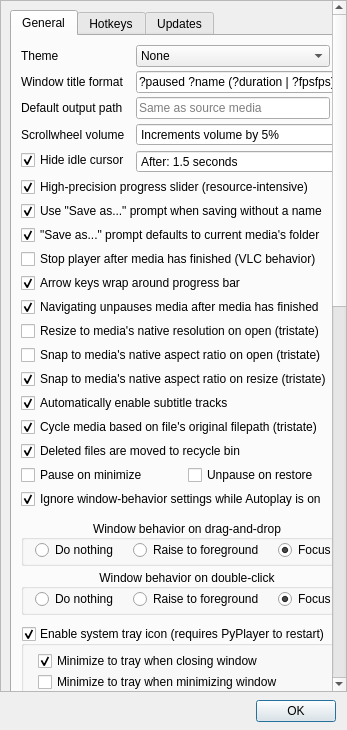
This is bin/window_settings.ui in thisismy-github/pyplayer as Qt 5 draws it before an edit. The edited form follows.
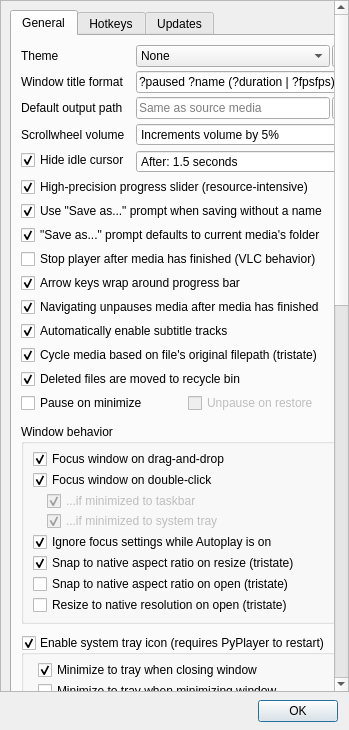
This is the edited form. Custom widgets are drawn as their Qt base class.

Commit message:
Refactored/reorganized settings dialog
The settings dialog has been adjusted for the new focusing refactor.
Raise-window settings have been removed and settings for focusing
while minimized/hidden have been added. All settings related to
window behavior while opening media have been consolidated into one
QGroupBox. The dialog is now slightly wider, and clicked(bool) signals
now use toggled(bool) for correct behavior while loading config files.

The edit to the form file:
```diff
--- a/bin/window_settings.ui
+++ b/bin/window_settings.ui
@@ -6,7 +6,7 @@
    <rect>
     <x>0</x>
     <y>0</y>
-    <width>347</width>
+    <width>349</width>
     <height>730</height>
    </rect>
   </property>
@@ -59,7 +59,7 @@
         <x>0</x>
         <y>0</y>
         <width>334</width>
-        <height>1447</height>
+        <height>1462</height>
        </rect>
       </property>
       <layout class="QVBoxLayout" name="verticalLayout_4">
@@ -406,77 +406,6 @@
               </widget>
              </item>
              <item row="11" column="0" colspan="2">
-              <widget class="QCheckBox" name="checkResizeOnOpen">
-               <property name="toolTip">
-                <string>Tristate:
-
-Fully checked - the window will be immediately resized
-to match the media's native resolution upon opening it,
-as long as it's not larger than your screen.
-
-Partially checked - the window will only be
-resized for the first media file you open.</string>
-               </property>
-               <property name="text">
-                <string>Resize to media's native resolution on open (tristate)</string>
-               </property>
-               <property name="tristate">
-                <bool>true</bool>
-               </property>
-              </widget>
-             </item>
-             <item row="12" column="0" colspan="2">
-              <widget class="QCheckBox" name="checkSnapOnOpen">
-               <property name="toolTip">
-                <string>Tristate:
-
-Fully checked - the window will be immediately resized
-to match the media's native aspect ratio upon opening it,
-without shrinking/enlarging to match the media's resolution.
-
-Partially checked - the window will only be resized for the
-first media file you open.</string>
-               </property>
-               <property name="text">
-                <string>Snap to media's native aspect ratio on open (tristate)</string>
-               </property>
-               <property name="tristate">
-                <bool>true</bool>
-               </property>
-              </widget>
-             </item>
-             <item row="13" column="0" colspan="2">
-              <widget class="QCheckBox" name="checkSnapOnResize">
-               <property name="toolTip">
-                <string>Hold Shift while resizing to always shrink the window.
-Hold Ctrl while resizing to trigger the opposite behavior (snap
-while snap is disabled, or don't snap while snap is enabled).
-
-Tristate:
-
-Fully checked: window will snap to the media's native aspect
-ratio after resizing, so that no black bars appear.
-
-Partially checked (experimental): window will have a choppy
-animated transition while snapping. This was discovered by
-accident, but I couldn't let it go to waste.
-
-Note: The window will only correct itself once you've stopped
-manually resizing it. This is intentional, and is done as a work-
-around for unwanted Qt/VLC behavior.</string>
-               </property>
-               <property name="text">
-                <string>Snap to media's native aspect ratio on resize (tristate)</string>
-               </property>
-               <property name="checked">
-                <bool>true</bool>
-               </property>
-               <property name="tristate">
-                <bool>true</bool>
-               </property>
-              </widget>
-             </item>
-             <item row="14" column="0" colspan="2">
               <widget class="QCheckBox" name="checkAutoEnableSubtitles">
                <property name="toolTip">
                 <string>If checked, subtitle tracks will be automatically
@@ -491,7 +420,33 @@
                </property>
               </widget>
              </item>
-             <item row="16" column="0" colspan="2">
+             <item row="12" column="0" colspan="2">
+              <widget class="QCheckBox" name="checkCycleRememberOriginalPath">
+               <property name="toolTip">
+                <string>Tristate:
+
+Fully checked: media that is renamed and/or edited will act
+as if it were in its original place when attempting to cycle to
+the next or previous media media file in the current folder.
+
+Partially checked: ditto, but only for renaming, not editing.
+
+Example: If there are 10 files in a folder, and you're playing
+file #5, but then rename it so that it becomes file #1, the
+next file that will play will still be file #6.</string>
+               </property>
+               <property name="text">
+                <string>Cycle media based on file's original filepath (tristate)</string>
+               </property>
+               <property name="checked">
+                <bool>true</bool>
+               </property>
+               <property name="tristate">
+                <bool>true</bool>
+               </property>
+              </widget>
+             </item>
+             <item row="13" column="0" colspan="2">
               <widget class="QCheckBox" name="checkRecycleBin">
                <property name="toolTip">
                 <string>If checked, files marked for deletion are sent to your computer's
@@ -505,7 +460,7 @@
                </property>
               </widget>
              </item>
-             <item row="17" column="0" colspan="2">
+             <item row="14" column="0" colspan="2">
               <layout class="QHBoxLayout" name="horizontalLayout_8">
                <item>
                 <widget class="QCheckBox" name="checkMinimizePause">
@@ -519,6 +474,9 @@
                </item>
                <item>
                 <widget class="QCheckBox" name="checkMinimizeRestore">
+                 <property name="enabled">
+                  <bool>false</bool>
+                 </property>
                  <property name="toolTip">
                   <string>If checked, media will automatically unpause when restoring the window,
 but only if the media had not been paused prior to minimizing.</string>
@@ -530,46 +488,6 @@
                </item>
               </layout>
              </item>
-             <item row="18" column="0" colspan="2">
-              <widget class="QCheckBox" name="checkIgnoreRaiseWithAutoplay">
-               <property name="toolTip">
-                <string>If checked, files that are opened through
-autoplay will never raise or focus the window.</string>
-               </property>
-               <property name="text">
-                <string>Ignore window-behavior settings while Autoplay is on</string>
-               </property>
-               <property name="checked">
-                <bool>true</bool>
-               </property>
-              </widget>
-             </item>
-             <item row="15" column="0" colspan="2">
-              <widget class="QCheckBox" name="checkCycleRememberOriginalPath">
-               <property name="toolTip">
-                <string>Tristate:
-
-Fully checked: media that is renamed and/or edited will act
-as if it were in its original place when attempting to cycle to
-the next or previous media media file in the current folder.
-
-Partially checked: ditto, but only for renaming, not editing.
-
-Example: If there are 10 files in a folder, and you're playing
-file #5, but then rename it so that it becomes file #1, the
-next file that will play will still be file #6.</string>
-               </property>
-               <property name="text">
-                <string>Cycle media based on file's original filepath (tristate)</string>
-               </property>
-               <property name="checked">
-                <bool>true</bool>
-               </property>
-               <property name="tristate">
-                <bool>true</bool>
-               </property>
-              </widget>
-             </item>
             </layout>
            </item>
            <item>
@@ -586,162 +504,41 @@
              <item>
               <widget class="QGroupBox" name="groupBox">
                <property name="title">
-                <string>Window behavior on drag-and-drop</string>
+                <string>Window behavior</string>
                </property>
-               <property name="alignment">
-                <set>Qt::AlignCenter</set>
-               </property>
-               <property name="flat">
-                <bool>true</bool>
-               </property>
-               <layout class="QHBoxLayout" name="horizontalLayout_3">
+               <layout class="QVBoxLayout" name="verticalLayout_7">
                 <property name="spacing">
-                 <number>3</number>
+                 <number>1</number>
                 </property>
                 <property name="leftMargin">
-                 <number>3</number>
+                 <number>9</number>
                 </property>
                 <property name="topMargin">
-                 <number>0</number>
+                 <number>5</number>
                 </property>
                 <property name="rightMargin">
-                 <number>3</number>
+                 <number>0</number>
                 </property>
                 <property name="bottomMargin">
-                 <number>3</number>
+                 <number>6</number>
                 </property>
                 <item>
-                 <widget class="QRadioButton" name="radioDrop">
-                  <property name="sizePolicy">
-                   <sizepolicy hsizetype="Maximum" vsizetype="Fixed">
-                    <horstretch>0</horstretch>
-                    <verstretch>0</verstretch>
-                   </sizepolicy>
-                  </property>
-                  <property name="toolTip">
-                   <string>If checked, dragging-and-dropping media will leave the window in its current position and focus-state.</string>
-                  </property>
-                  <property name="text">
-                   <string>Do nothing </string>
-                  </property>
-                 </widget>
-                </item>
-                <item>
-                 <widget class="QRadioButton" name="radioDropRaise">
-                  <property name="sizePolicy">
-                   <sizepolicy hsizetype="Maximum" vsizetype="Fixed">
-                    <horstretch>0</horstretch>
-                    <verstretch>0</verstretch>
-                   </sizepolicy>
-                  </property>
-                  <property name="toolTip">
-                   <string>If checked, dragging-and-dropping media will raise the window.
-This brings the window to the foreground, if it wasn't already.</string>
-                  </property>
-                  <property name="text">
-                   <string>Raise to foreground </string>
-                  </property>
-                 </widget>
-                </item>
-                <item>
-                 <widget class="QRadioButton" name="radioDropFocus">
-                  <property name="sizePolicy">
-                   <sizepolicy hsizetype="Maximum" vsizetype="Fixed">
-                    <horstretch>0</horstretch>
-                    <verstretch>0</verstretch>
-                   </sizepolicy>
-                  </property>
+                 <widget class="QCheckBox" name="checkFocusDrop">
                   <property name="toolTip">
                    <string>If checked, dragging-and-dropping media will raise the window
 and give it focus. This brings the window to the foreground and
 allows you to use keyboard shortcuts right away.</string>
                   </property>
                   <property name="text">
-                   <string>Focus </string>
+                   <string>Focus window on drag-and-drop</string>
                   </property>
                   <property name="checked">
                    <bool>true</bool>
                   </property>
                  </widget>
                 </item>
-               </layout>
-              </widget>
-             </item>
-             <item>
-              <widget class="QGroupBox" name="groupBox_2">
-               <property name="title">
-                <string>Window behavior on double-click</string>
-               </property>
-               <property name="alignment">
-                <set>Qt::AlignCenter</set>
-               </property>
-               <property name="flat">
-                <bool>true</bool>
-               </property>
-               <layout class="QHBoxLayout" name="horizontalLayout_4">
-                <property name="spacing">
-                 <number>3</number>
-                </property>
-                <property name="leftMargin">
-                 <number>3</number>
-                </property>
-                <property name="topMargin">
-                 <number>0</number>
-                </property>
-                <property name="rightMargin">
-                 <number>3</number>
-                </property>
-                <property name="bottomMargin">
-                 <number>3</number>
-                </property>
                 <item>
-                 <widget class="QRadioButton" name="radioDoubleClick">
-                  <property name="sizePolicy">
-                   <sizepolicy hsizetype="Maximum" vsizetype="Fixed">
-                    <horstretch>0</horstretch>
-                    <verstretch>0</verstretch>
-                   </sizepolicy>
-                  </property>
-                  <property name="toolTip">
-                   <string>If checked, double-clicking media will leave the window in
-its current position and focus-state.
-
-Note: This only applies when this is the default program for
-the media you're opening, or you use the &quot;Open with&quot; dialog.</string>
-                  </property>
-                  <property name="text">
-                   <string>Do nothing </string>
-                  </property>
-                 </widget>
-                </item>
-                <item>
-                 <widget class="QRadioButton" name="radioDoubleClickRaise">
-                  <property name="sizePolicy">
-                   <sizepolicy hsizetype="Maximum" vsizetype="Fixed">
-                    <horstretch>0</horstretch>
-                    <verstretch>0</verstretch>
-                   </sizepolicy>
-                  </property>
-                  <property name="toolTip">
-                   <string>If checked, double-clicking media will raise the window.
-This brings the window to the foreground, if it wasn't already.
-
-Note: This only applies when this is the default program for
-the media you're opening, or you use the &quot;Open with&quot; dialog.</string>
-                  </property>
-                  <property name="text">
-                   <string>Raise to foreground </string>
-                  </property>
-                 </widget>
-                </item>
-                <item>
-                 <widget class="QRadioButton" name="radioDoubleClickFocus">
-                  <property name="sizePolicy">
-                   <sizepolicy hsizetype="Maximum" vsizetype="Fixed">
-                    <horstretch>0</horstretch>
-                    <verstretch>0</verstretch>
-                   </sizepolicy>
-                  </property>
+                 <widget class="QCheckBox" name="checkFocusDoubleClick">
                   <property name="toolTip">
                    <string>If checked, double-clicking media will raise the window and
 give it focus. This brings the window to the foreground and
@@ -751,13 +548,144 @@
 the media you're opening, or you use the &quot;Open with&quot; dialog.</string>
                   </property>
                   <property name="text">
-                   <string>Focus </string>
+                   <string>Focus window on double-click</string>
                   </property>
                   <property name="checked">
                    <bool>true</bool>
                   </property>
                  </widget>
                 </item>
+                <item>
+                 <layout class="QVBoxLayout" name="verticalLayout_8">
+                  <property name="spacing">
+                   <number>0</number>
+                  </property>
+                  <property name="leftMargin">
+                   <number>14</number>
+                  </property>
+                  <item>
+                   <widget class="QCheckBox" name="checkFocusMinimized">
+                    <property name="enabled">
+                     <bool>false</bool>
+                    </property>
+                    <property name="toolTip">
+                     <string>If checked, the window will always raise and be given
+focus when opening media if the window is minimized
+to the taskbar.</string>
+                    </property>
+                    <property name="text">
+                     <string>...if minimized to taskbar</string>
+                    </property>
+                    <property name="checked">
+                     <bool>true</bool>
+                    </property>
+                   </widget>
+                  </item>
+                  <item>
+                   <widget class="QCheckBox" name="checkFocusMinimizedToTray">
+                    <property name="enabled">
+                     <bool>false</bool>
+                    </property>
+                    <property name="toolTip">
+                     <string>If checked, the window will always raise and be given
+focus when opening media if the window is minimized
+to the system tray.</string>
+                    </property>
+                    <property name="text">
+                     <string>...if minimized to system tray</string>
+                    </property>
+                    <property name="checked">
+                     <bool>true</bool>
+                    </property>
+                   </widget>
+                  </item>
+                 </layout>
+                </item>
+                <item>
+                 <widget class="QCheckBox" name="checkIgnoreFocusWithAutoplay">
+                  <property name="toolTip">
+                   <string>If checked, files that are opened through
+autoplay will never raise or focus the window.</string>
+                  </property>
+                  <property name="text">
+                   <string>Ignore focus settings while Autoplay is on</string>
+                  </property>
+                  <property name="checked">
+                   <bool>true</bool>
+                  </property>
+                 </widget>
+                </item>
+                <item>
+                 <widget class="QCheckBox" name="checkSnapOnResize">
+                  <property name="toolTip">
+                   <string>Hold Shift while resizing to always shrink the window.
+Hold Ctrl while resizing to trigger the opposite behavior (snap
+while snap is disabled, or don't snap while snap is enabled).
+
+Tristate:
+
+Fully checked: window will snap to the media's native aspect
+ratio after resizing, so that no black bars appear.
+
+Partially checked (experimental): window will have a choppy
+animated transition while snapping. This was discovered by
+accident, but I couldn't let it go to waste.
+
+Note: The window will only correct itself once you've stopped
+manually resizing it. This is intentional, and is done as a work-
+around for unwanted Qt/VLC behavior.</string>
+                  </property>
+                  <property name="text">
+                   <string>Snap to native aspect ratio on resize (tristate)</string>
+                  </property>
+                  <property name="checked">
+                   <bool>true</bool>
+                  </property>
+                  <property name="tristate">
+                   <bool>true</bool>
+                  </property>
+                 </widget>
+                </item>
+                <item>
+                 <widget class="QCheckBox" name="checkSnapOnOpen">
+                  <property name="toolTip">
+                   <string>Tristate:
+
+Fully checked - the window will be immediately resized
+to match the media's native aspect ratio upon opening it,
+without shrinking/enlarging to match the media's resolution.
+
+Partially checked - the window will only be resized for the
+first media file you open.</string>
+                  </property>
+                  <property name="text">
+                   <string>Snap to native aspect ratio on open (tristate)</string>
+                  </property>
+                  <property name="tristate">
+                   <bool>true</bool>
+                  </property>
+                 </widget>
+                </item>
+                <item>
+                 <widget class="QCheckBox" name="checkResizeOnOpen">
+                  <property name="toolTip">
+                   <string>Tristate:
+
+Fully checked - the window will be immediately resized
+to match the media's native resolution upon opening it,
+as long as it's not larger than your screen.
+
+Partially checked - the window will only be
+resized for the first media file you open.</string>
+                  </property>
+                  <property name="text">
+                   <string>Resize to native resolution on open (tristate)</string>
+                  </property>
+                  <property name="tristate">
+                   <bool>true</bool>
+                  </property>
+                 </widget>
+                </item>
                </layout>
               </widget>
              </item>
```
Left out of the diff: 60 changed lines with no effect on the pictures. The commit also changes 1 other file.
